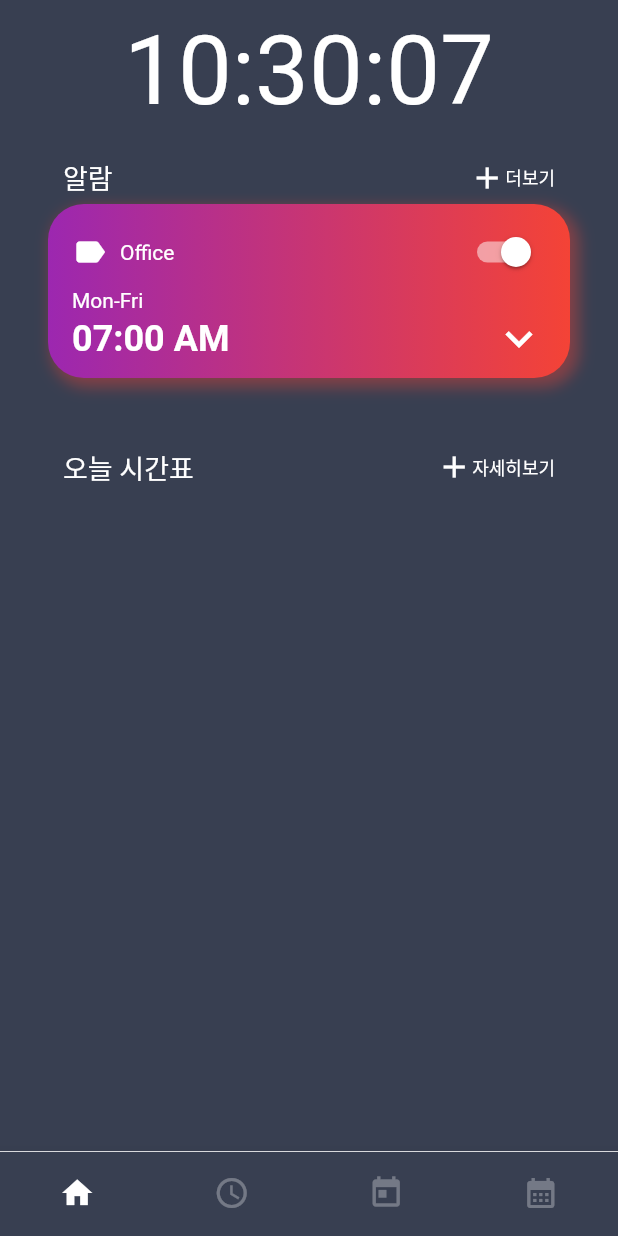
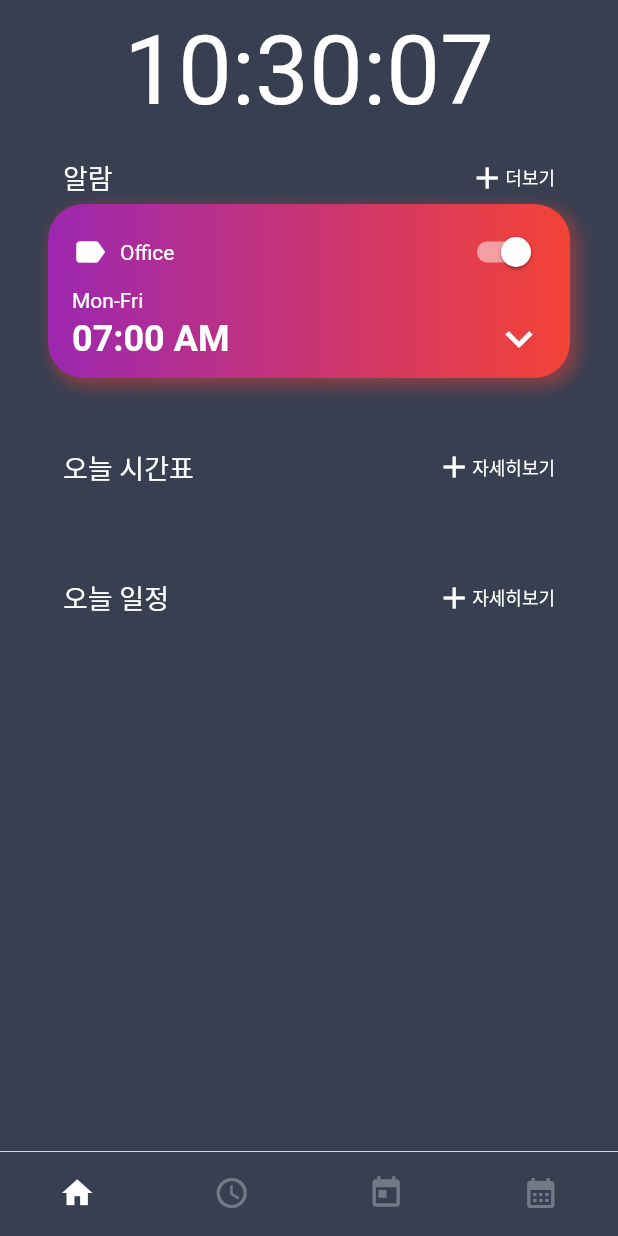
Before and after one commit to Lee-Hyeong-Jin/MyPlanner, a Flutter app: the screen it shows after launch, on a phone screen of 412 x 824 dp. Run offline on Flutter 3.47's test engine with Material 2 defaults, Android fonts, the phone set to English and light mode, and no system bars; Roboto replaces fonts that are missing (avenir).

```diff
--- a/lib/assets/calendar_preview.dart
+++ b/lib/assets/calendar_preview.dart
@@ -10,6 +10,24 @@ class CalendarPreview extends StatefulWidget {
 class CalendarPreviewState extends State<CalendarPreview> {
   @override
   Widget build(BuildContext context) {
-    return
+    return Container(
+      padding: const EdgeInsets.symmetric(horizontal: 42, vertical: 30),
+      child: Column(
+        children: <Widget> [
+          Row(
+            mainAxisAlignment: MainAxisAlignment.spaceBetween,
+            children: <Widget> [
+              const Text("오늘 일정", style:TextStyle(color: Colors.white, fontSize: 18)),
+              Row(
+                children: const <Widget> [
+                  Icon(Icons.add, color: Colors.white,),
+                  Text("자세히보기", style: TextStyle(color: Colors.white, fontSize:12)),
+                ],
+              )
+            ]
+          ),
+        ]
+      )
+    );
   }
 }
--- a/lib/views/home.dart
+++ b/lib/views/home.dart
@@ -4,7 +4,7 @@ import 'package:flutter/material.dart';
 import 'package:intl/intl.dart';
 
 import 'package:planner/assets/today_preview.dart';
-//import 'package:planner/assets/calendar_preview.dart';
+import 'package:planner/assets/calendar_preview.dart';
 import 'package:planner/assets/schedule_preview.dart';
 
 class Home extends StatefulWidget {
@@ -40,7 +40,7 @@ class HomeState extends State<Home> {
           Text(formattedTime, style: const TextStyle(color: Colors.white, fontSize: 64), textAlign: TextAlign.center,),
           const SchedulePreview(),
           const TodayPreview(),
-        // CalendarPreview(),
+          const CalendarPreview(),
         ],
       ),
     );
```
